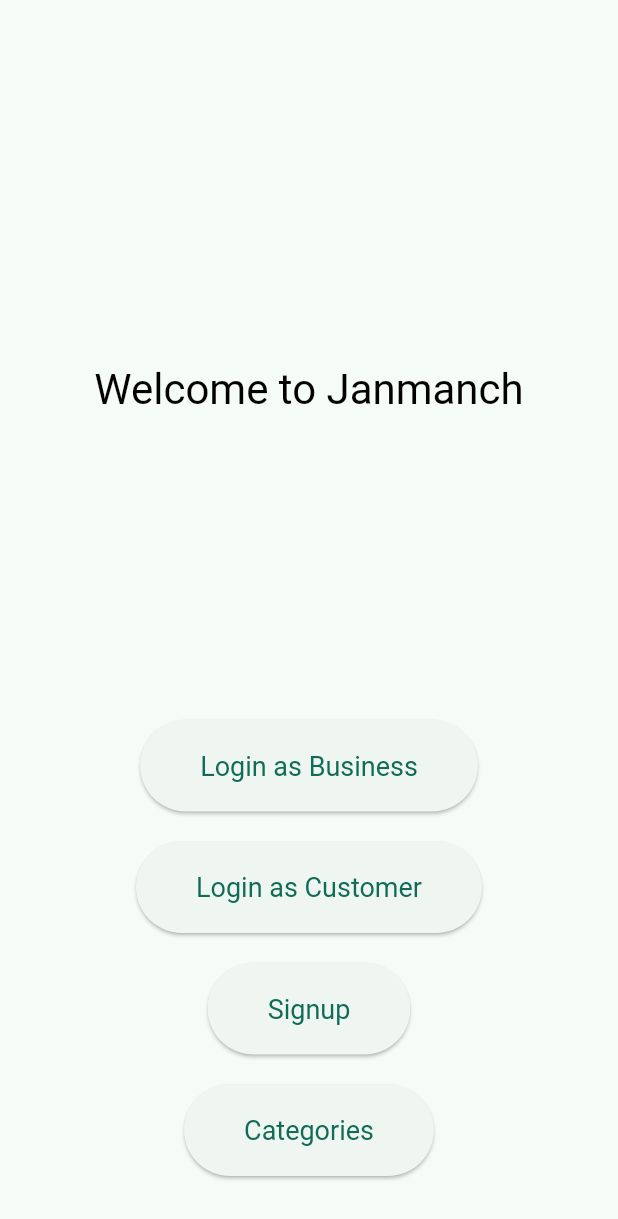
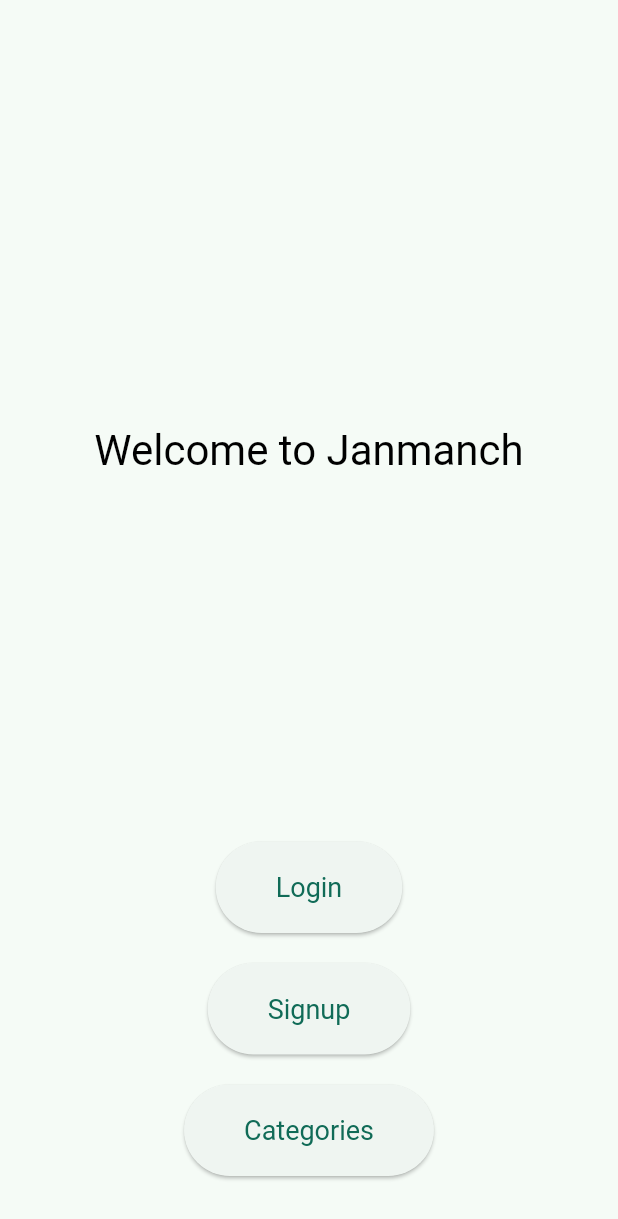
Before and after one commit to arjunnain17/janmanch, a Flutter app: the screen it shows after launch, on a phone screen of 412 x 824 dp. Shown: the top 1219 px of the screen. Run offline on Flutter 3.47's test engine with Material 3 defaults, Android fonts, the light colour scheme and no system bars.

```diff
--- a/lib/main.dart
+++ b/lib/main.dart
@@ -3,6 +3,8 @@
 import 'log.dart';   // Import the log.dart file
 import 'loading.dart'; // Import the loading.dart file
 import 'option.dart'; // Import the options.dart file
+import 'categories.dart'; // Import the categories.dart file
+
 void main() {
   runApp(const MyApp());
 }
@@ -75,37 +77,6 @@
             mainAxisAlignment: MainAxisAlignment.end, // Align buttons at the bottom
             children: [
               const SizedBox(height: 40), // Space before the buttons
-
-              // Login for Business Button
-              MouseRegion(
-                onEnter: (_) {
-                  setState(() {
-                    _isHovered = true;
-                  });
-                },
-                onExit: (_) {
-                  setState(() {
-                    _isHovered = false;
-                  });
-                },
-                child: AnimatedContainer(
-                  duration: const Duration(milliseconds: 200),
-                  transform: Matrix4.translationValues(0, _isHovered ? -5 : 0, 0), // Bouncy effect
-                  child: ElevatedButton(
-                    onPressed: () {
-                      // Add the logic for business login here
-                      print('Login for Business pressed');
-                    },
-                    child: const Text('Login as Business'),
-                    style: ElevatedButton.styleFrom(
-                      padding: const EdgeInsets.symmetric(vertical: 20, horizontal: 40), // Increase button size
-                      textStyle: const TextStyle(fontSize: 18), // Increase font size
-                    ),
-                  ),
-                ),
-              ),
-              const SizedBox(height: 20), // Space between buttons
-
               // Login Button
               MouseRegion(
                 onEnter: (_) {
@@ -129,7 +100,7 @@
                         MaterialPageRoute(builder: (context) => const LogPage()), // Assuming LogPage is in log.dart
                       );
                     },
-                    child: const Text('Login as Customer'),
+                    child: const Text('Login'),
                     style: ElevatedButton.styleFrom(
                       padding: const EdgeInsets.symmetric(vertical: 20, horizontal: 40), // Increase button size
                       textStyle: const TextStyle(fontSize: 18), // Increase font size
@@ -138,7 +109,6 @@
                 ),
               ),
               const SizedBox(height: 20), // Space between buttons
-
               // Signup Button
               MouseRegion(
                 onEnter: (_) {
```
